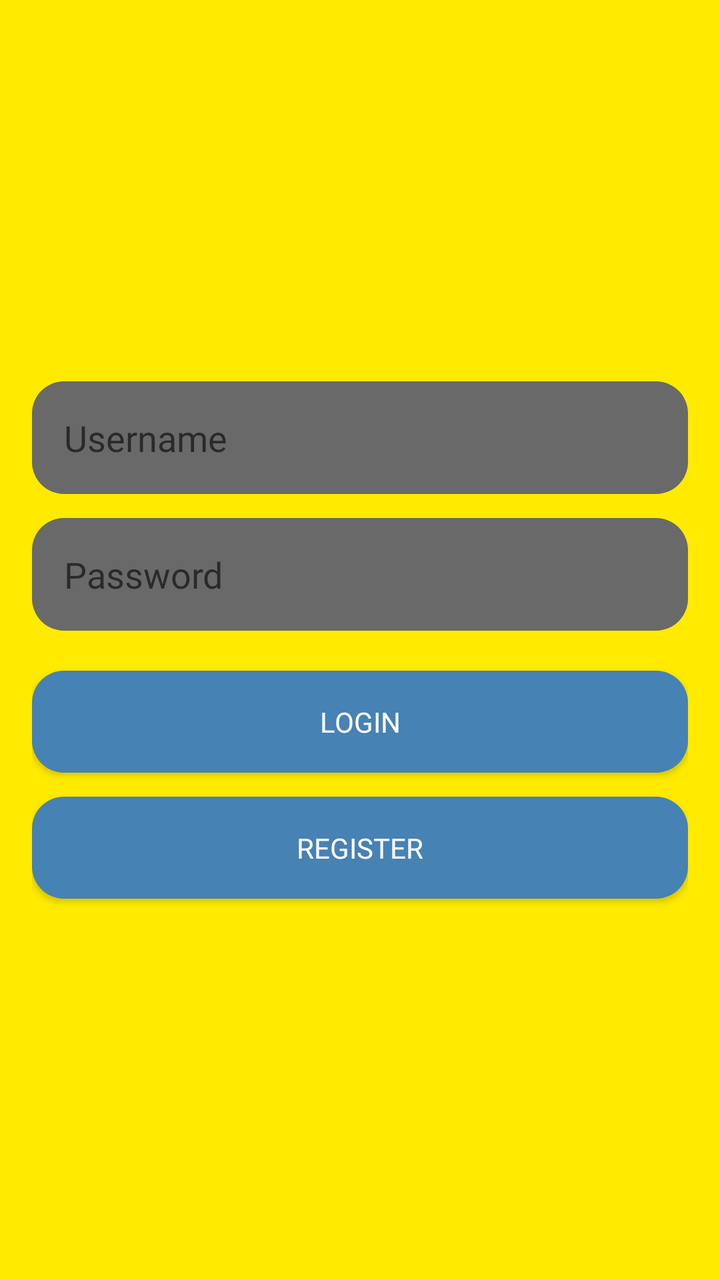
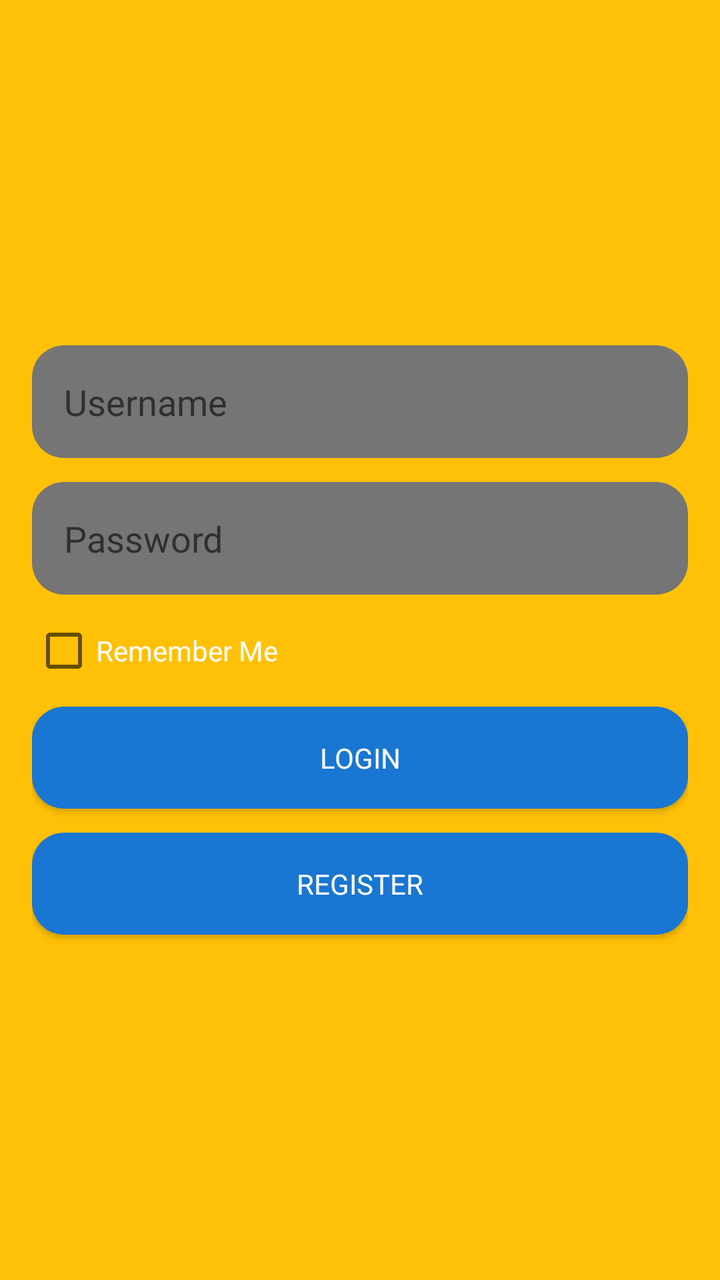

Screens rendered from an Android XML layout before and after an edit, with the pre-edit source and the edit as a unified diff.
<!-- AndroidManifest.xml: application theme Theme.AppCompat.Light.DarkActionBar -->
<!-- res/layout/activity_login.xml -->
<LinearLayout xmlns:android="http://schemas.android.com/apk/res/android"
    android:orientation="vertical"
    android:layout_width="match_parent"
    android:layout_height="match_parent"
    android:padding="16dp"
    android:gravity="center"
    android:background="@color/vibrant_yellow">

    
    <EditText
        android:id="@+id/usernameInput"
        android:layout_width="match_parent"
        android:layout_height="wrap_content"
        android:hint="Username"
        android:inputType="text"
        android:fontFamily="@font/cool_font2"

    android:background="@drawable/rounded_input"
    android:padding="16dp"
    android:layout_marginBottom="12dp" />

    
    <EditText
        android:id="@+id/passwordInput"
        android:layout_width="match_parent"
        android:layout_height="wrap_content"
        android:hint="Password"
        android:inputType="textPassword"
        android:textColor="@color/white"
        android:fontFamily="@font/cool_font2"

    android:background="@drawable/rounded_input"
    android:padding="16dp"
    android:layout_marginBottom="20dp" />

    
    <Button
        android:id="@+id/loginButton"
        android:layout_width="match_parent"
        android:layout_height="wrap_content"
        android:text="Login"
        android:background="@drawable/rounded_button"
        android:textColor="@color/white"
        android:padding="16dp"
        android:layout_marginBottom="12dp"
        android:fontFamily="@font/cool_font2" />

    
    <Button
        android:id="@+id/registerButton"
        android:layout_width="match_parent"
        android:layout_height="wrap_content"
        android:text="Register"
        android:background="@drawable/rounded_button_alt"
        android:textColor="@color/white"
        android:padding="16dp"
        android:fontFamily="@font/cool_font2" />
</LinearLayout>
<!-- resources referenced by this layout -->
<resources>
  <color name="vibrant_yellow">#FFFFEA00</color>
  <color name="white">#FFFFFFFF</color>
  <!-- drawable rounded_button (drawable) -->
  <shape xmlns:android="http://schemas.android.com/apk/res/android">
      <solid android:color="@color/ocean_blue" />
      <corners android:radius="16dp" />
  </shape>
  <!-- drawable rounded_button_alt (drawable) -->
  <shape xmlns:android="http://schemas.android.com/apk/res/android">
      <solid android:color="@color/ocean_blue" />
      <corners android:radius="16dp" />
  </shape>
  <!-- drawable rounded_input (drawable) -->
  <shape xmlns:android="http://schemas.android.com/apk/res/android">
      <solid android:color="@color/dim_gray" />
      <corners android:radius="16dp" />
  </shape>
  <color name="ocean_blue">#FF4682B4</color>
  <color name="dim_gray">#FF696969</color>
</resources>

<!-- the commit's change to res/layout/activity_login.xml (unified diff, before → after) -->
@@ -31,7 +31,17 @@
 
     android:background="@drawable/rounded_input"
     android:padding="16dp"
-    android:layout_marginBottom="20dp" />
+    android:layout_marginBottom="12dp" />
+
+    
+    <CheckBox
+        android:id="@+id/rememberMeCheckbox"
+        android:layout_width="match_parent"
+        android:layout_height="wrap_content"
+        android:text="Remember Me"
+        android:textColor="@color/white"
+        android:fontFamily="@font/cool_font2"
+        android:layout_marginBottom="12dp" />
 
     
     <Button
<!-- resource entries referenced after the edit -->
@@ -1,6 +1,6 @@
 <!-- resources referenced by this layout -->
 <resources>
-  <color name="vibrant_yellow">#FFFFEA00</color>
+  <color name="vibrant_yellow">@color/warning</color>
   <color name="white">#FFFFFFFF</color>
   <!-- drawable rounded_button (drawable) -->
   <shape xmlns:android="http://schemas.android.com/apk/res/android">
@@ -17,7 +17,8 @@
       <solid android:color="@color/dim_gray" />
       <corners android:radius="16dp" />
   </shape>
-  <color name="ocean_blue">#FF4682B4</color>
-  <color name="dim_gray">#FF696969</color>
+  <color name="warning">#FFFFC107</color>
+  <color name="ocean_blue">#FF1976D2</color>
+  <color name="dim_gray">#FF757575</color>
 </resources>
 
